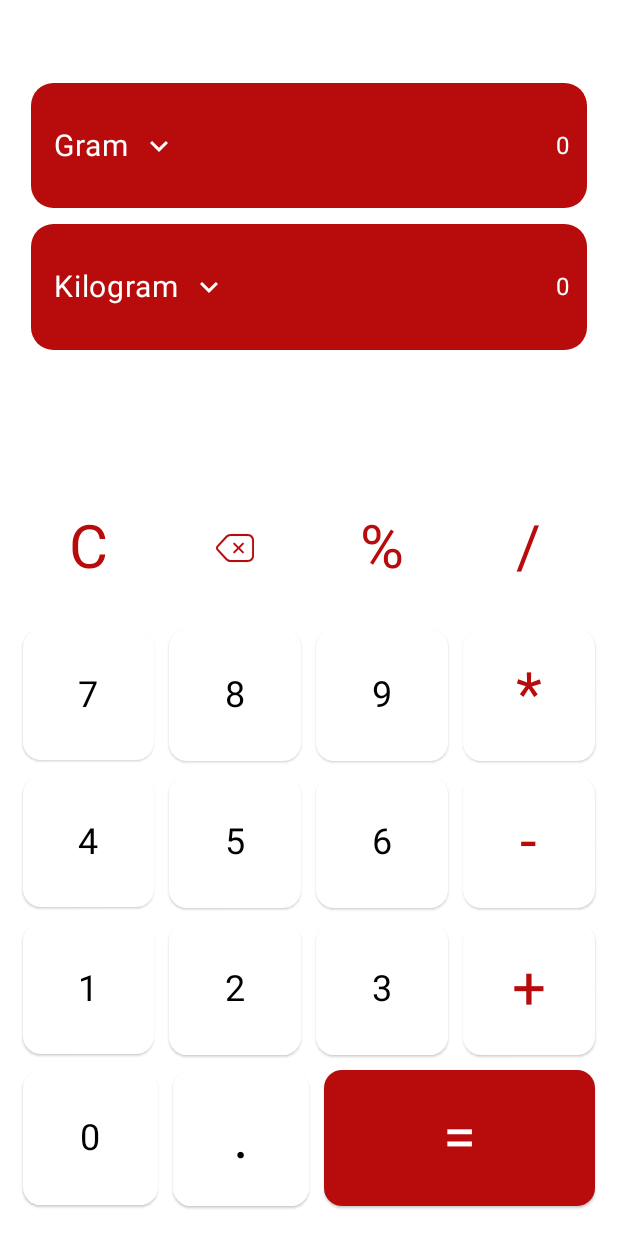
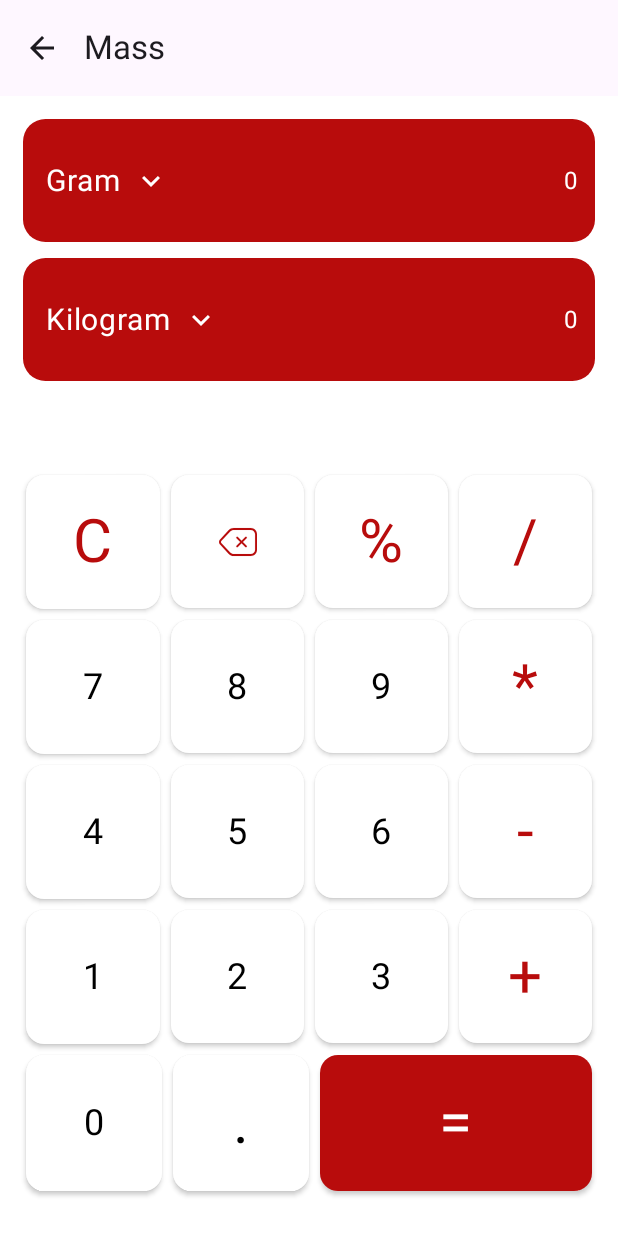
Before and after one commit to tahasin007/MathMate, an Android app built with Jetpack Compose: the mass screen opened through its navigation route, on a phone screen of 412 x 824 dp. Run offline under Robolectric (Android 15) with nearby library versions, the phone set to English and light mode, and no system bars.

Commit message:
[Title] Implementing TopApp bar with navigation

```diff
--- a/app/src/main/java/com/android/calculator/ui/components/BottomSheetContainer.kt
+++ b/app/src/main/java/com/android/calculator/ui/components/BottomSheetContainer.kt
@@ -65,7 +65,7 @@ fun BottomSheetContainer(
                         ScreenType.Discount,
                         Modifier.weight(1f)
                     ) {
-                        onNavigate.invoke(ScreenType.Mass.route)
+                        onNavigate.invoke(ScreenType.Discount.route)
                         onAction(CalculatorAction.BottomSheetVisibility(false))
                     }
                 }
--- a/app/src/main/java/com/android/calculator/ui/components/CalculatorButton.kt
+++ b/app/src/main/java/com/android/calculator/ui/components/CalculatorButton.kt
@@ -48,7 +48,7 @@ fun CalculatorButton(
 
     Card(
         elevation = CardDefaults.cardElevation(
-            defaultElevation = 1.dp
+            defaultElevation = 2.dp
         ),
         colors = CardDefaults.cardColors(
             containerColor = buttonColor
--- a/app/src/main/java/com/android/calculator/ui/components/CalculatorGrid.kt
+++ b/app/src/main/java/com/android/calculator/ui/components/CalculatorGrid.kt
@@ -9,18 +9,19 @@ import androidx.compose.material3.MaterialTheme
 import androidx.compose.runtime.Composable
 import androidx.compose.ui.Modifier
 import androidx.compose.ui.unit.Dp
+import androidx.compose.ui.unit.dp
 import com.android.calculator.actions.BaseAction
 import com.android.calculator.state.CalculatorButtonInfo
 
 @Composable
 fun CalculatorGrid(
+    modifier: Modifier = Modifier,
     buttons: List<List<CalculatorButtonInfo<out BaseAction>>>,
     onAction: (BaseAction) -> Unit,
-    buttonSpacing: Dp
+    buttonSpacing: Dp = 7.5.dp
 ) {
     Column(
-        modifier = Modifier
-            .fillMaxWidth(),
+        modifier = modifier,
         verticalArrangement = Arrangement.spacedBy(buttonSpacing)
     ) {
         buttons.forEach { row ->
--- a/app/src/main/java/com/android/calculator/ui/components/CalculatorGridSimple.kt
+++ b/app/src/main/java/com/android/calculator/ui/components/CalculatorGridSimple.kt
@@ -24,7 +24,7 @@ fun CalculatorGridSimple(
     Row(
         modifier = Modifier
             .fillMaxWidth()
-            .padding(top = 50.dp),
+            .padding(1.dp),
         horizontalArrangement = Arrangement.spacedBy(10.dp)
     ) {
         val buttonSize = buttons.size
--- a/app/src/main/java/com/android/calculator/ui/screen/CalculatorScreenComposable.kt
+++ b/app/src/main/java/com/android/calculator/ui/screen/CalculatorScreenComposable.kt
@@ -47,7 +47,7 @@ fun NavGraphBuilder.calculatorScreenComposable(navController: NavHostController)
             modifier = Modifier
                 .fillMaxSize()
                 .background(MaterialTheme.colorScheme.primary)
-                .padding(bottom = 20.dp, start = 15.dp, end = 15.dp)
+                .padding(all = 10.dp)
         )
     }
 }
--- a/app/src/main/java/com/android/calculator/ui/screen/DiscountScreenComposable.kt
+++ b/app/src/main/java/com/android/calculator/ui/screen/DiscountScreenComposable.kt
@@ -46,8 +46,8 @@ fun NavGraphBuilder.discountScreenComposable(navController: NavHostController) {
             navController = navController,
             modifier = Modifier
                 .fillMaxSize()
+                .padding(all = 10.dp)
                 .background(MaterialTheme.colorScheme.primary)
-                .padding(bottom = 20.dp, start = 15.dp, end = 15.dp)
         )
     }
 }
--- a/app/src/main/java/com/android/calculator/ui/screen/MassScreen.kt
+++ b/app/src/main/java/com/android/calculator/ui/screen/MassScreen.kt
@@ -6,10 +6,18 @@ import androidx.compose.foundation.layout.Column
 import androidx.compose.foundation.layout.fillMaxHeight
 import androidx.compose.foundation.layout.fillMaxWidth
 import androidx.compose.foundation.layout.padding
+import androidx.compose.material.icons.Icons
+import androidx.compose.material.icons.automirrored.filled.ArrowBack
+import androidx.compose.material3.ExperimentalMaterial3Api
+import androidx.compose.material3.Icon
+import androidx.compose.material3.IconButton
+import androidx.compose.material3.Scaffold
+import androidx.compose.material3.Surface
+import androidx.compose.material3.Text
+import androidx.compose.material3.TopAppBar
 import androidx.compose.runtime.Composable
 import androidx.compose.ui.Alignment
 import androidx.compose.ui.Modifier
-import androidx.compose.ui.unit.Dp
 import androidx.compose.ui.unit.dp
 import androidx.lifecycle.viewmodel.compose.viewModel
 import androidx.navigation.NavHostController
@@ -23,26 +31,38 @@ import com.android.calculator.ui.components.UnitView
 import com.android.calculator.ui.factory.ButtonFactory
 import com.android.calculator.utils.Constants
 
+@OptIn(ExperimentalMaterial3Api::class)
 @Composable
 fun MassScreen(
     navController: NavHostController,
-    buttonSpacing: Dp = 10.dp,
     modifier: Modifier
 ) {
     val viewModel = viewModel<MassViewModel>()
     val state = viewModel.massState
 
-    Box(modifier = modifier) {
+    Scaffold(
+        topBar = {
+            TopAppBar(
+                title = { Text(ScreenType.Mass.screen) },
+                navigationIcon = {
+                    IconButton(onClick = {
+                        navController.navigate(ScreenType.Calculator.route)
+                    }) {
+                        Icon(Icons.AutoMirrored.Filled.ArrowBack, contentDescription = "Menu")
+                    }
+                }
+            )
+        }
+    ) { innerPadding ->
+        Surface(
+            modifier = Modifier.padding(innerPadding)
+        ) {
             Column(
-            modifier = Modifier
-                .fillMaxWidth()
-                .fillMaxHeight()
-                .align(Alignment.BottomCenter),
+                modifier = modifier,
                 verticalArrangement = Arrangement.SpaceBetween
             ) {
                 Column(
                     modifier = Modifier
-                    .padding(top = 50.dp)
                         .fillMaxHeight(0.25f)
                         .fillMaxWidth(),
                     verticalArrangement = Arrangement.Top
@@ -96,10 +116,13 @@ fun MassScreen(
                 }
                 val buttons = ButtonFactory()
                 CalculatorGrid(
+                    modifier = Modifier
+                        .fillMaxWidth()
+                        .padding(bottom = 20.dp, start = 7.5.dp, end = 7.5.dp),
                     buttons = buttons.getButtons(ScreenType.Mass),
-                onAction = viewModel::onAction,
-                buttonSpacing = buttonSpacing
+                    onAction = viewModel::onAction
                 )
             }
         }
     }
+}
--- a/app/src/main/java/com/android/calculator/ui/screen/MassScreenComposable.kt
+++ b/app/src/main/java/com/android/calculator/ui/screen/MassScreenComposable.kt
@@ -47,7 +47,7 @@ fun NavGraphBuilder.massScreenComposable(navController: NavHostController) {
             modifier = Modifier
                 .fillMaxSize()
                 .background(MaterialTheme.colorScheme.primary)
-                .padding(bottom = 20.dp, start = 15.dp, end = 15.dp)
+                .padding(all = 10.dp)
         )
     }
 }
```
Also changed, not shown: app/src/main/java/com/android/calculator/state/ScreenType.kt (+5 -5 lines), app/src/main/java/com/android/calculator/ui/screen/CalculatorScreen.kt (+6 -13 lines), app/src/main/java/com/android/calculator/ui/screen/DiscountScreen.kt (+28 -6 lines), app/src/main/java/com/android/calculator/ui/screen/LengthScreen.kt (+33 -10 lines). Lines whose indentation alone changed are shown as unchanged.
